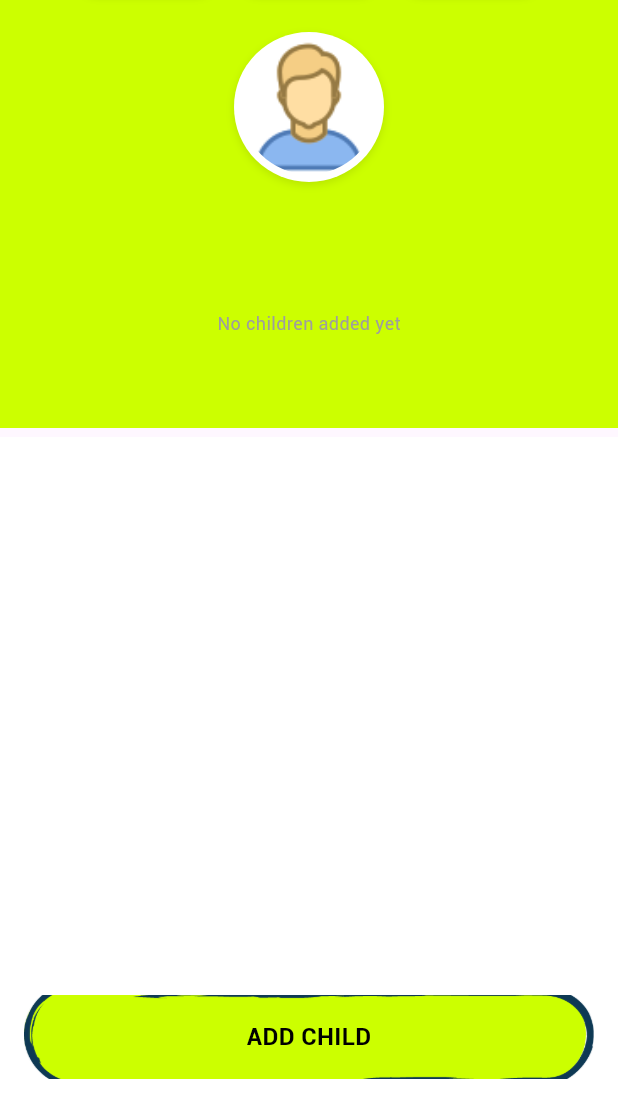
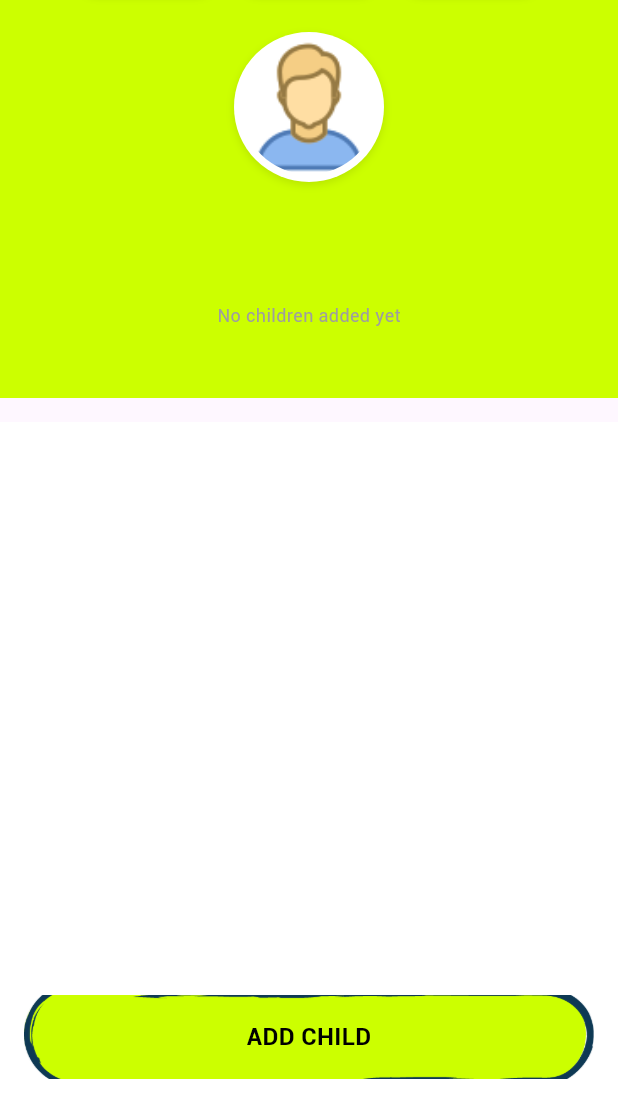
Before and after one commit to UK-Dev786/snackTagApp, a Flutter app: the ParentsHomeView screen opened by its route, on a phone screen of 412 x 824 dp, the part 133-1236 px from its top. Run offline on Flutter 3.47's test engine with Material 3 defaults, Android fonts, the light colour scheme and no system bars; our stand-ins replace cloud_firestore, dio, firebase_analytics, firebase_auth, firebase_core, firebase_messaging and 12 more; missing offline and left inert: dart:ffi, firebase_app_check, flutter_stripe, webview_flutter_android, webview_flutter_wkwebview; accounts and stored records are empty; Roboto replaces fonts that are missing (assets/fonts/Metropolis-Regular.otf).

Commit message:
setting up the parents home view

```diff
--- a/lib/app/modules/parents_home/views/parents_home_view.dart
+++ b/lib/app/modules/parents_home/views/parents_home_view.dart
@@ -24,7 +24,7 @@ class ParentsHomeView extends GetView<ParentsHomeController> {
                 crossAxisAlignment: CrossAxisAlignment.center,
                 children: [
                   SizedBox(
-                    height: 380,
+                    height: 370,
                     child: ParentsHeader(),
                   ),
                   // Total Wallet Balance Section
@@ -71,7 +71,6 @@ class ParentsHomeView extends GetView<ParentsHomeController> {
                   //   ],
                   // ),
 
-                  const SizedBox(height: 20),
                   // Two Wallet Balance Cards
                   Expanded(
                       child: Padding(
--- a/lib/widgets/parent_header.dart
+++ b/lib/widgets/parent_header.dart
@@ -222,9 +222,10 @@ class ParentsHeader extends StatelessWidget {
                     color: AppColors.blackColor))),
             // Child images horizontal list
             Padding(
-              padding: const EdgeInsets.all(20.0),
+              padding: const EdgeInsets.only(
+                  top: 20.0, left: 20, right: 20, bottom: 10),
               child: SizedBox(
-                height: 80, // Reduced height
+                height: 70, // Reduced height
                 child: Obx(
                   () => parentController.childrenList.isEmpty
                       ? Center(
```
